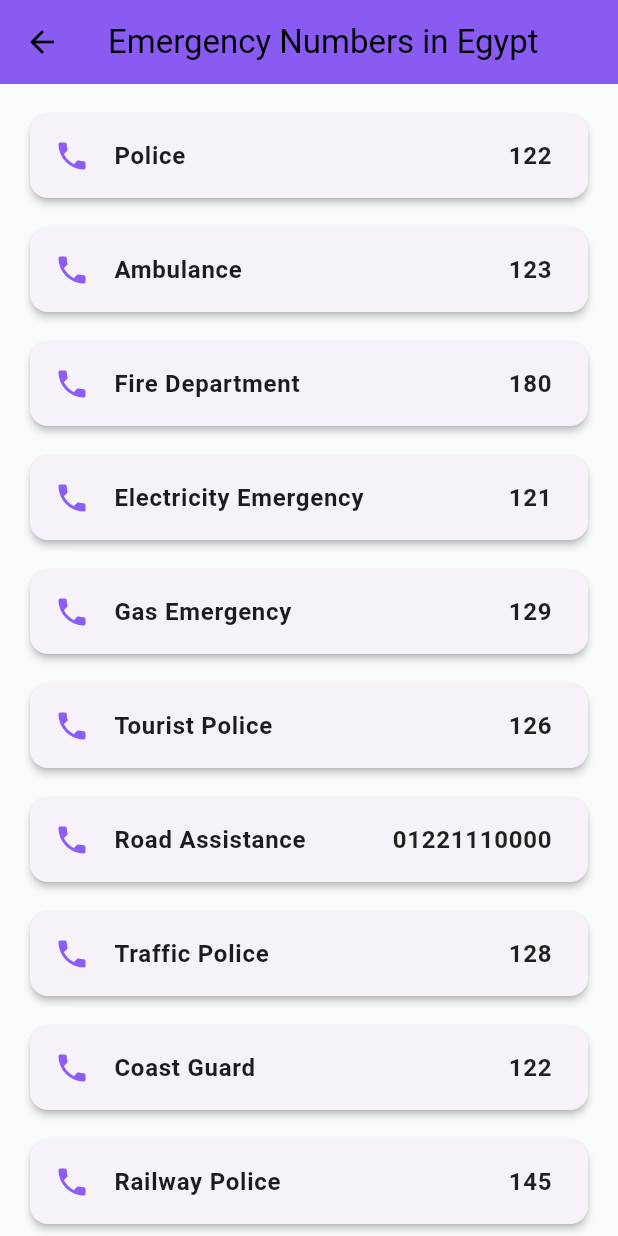
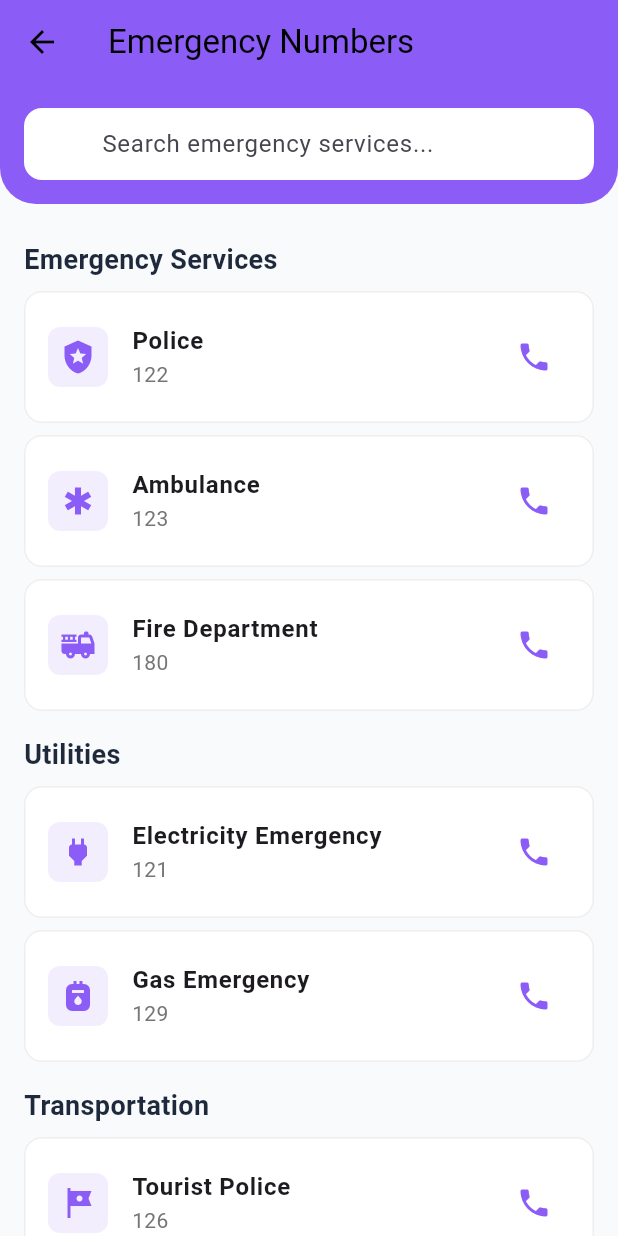
Before and after one commit to MohamedHossam2004/CivicLink, a Flutter app: the EmergencyNumbersPage screen opened directly, on a phone screen of 412 x 824 dp. Run offline on Flutter 3.47's test engine with Material 3 defaults, Android fonts, the phone set to English and light mode, and no system bars; our stand-ins replace cloud_firestore, file_picker, firebase_auth, firebase_core, firebase_messaging, firebase_storage and 7 more; missing offline and left inert: dart_openai; accounts and stored records are empty.

Commit message:
feat: refactor EmergencyNumbersPage to use stateful widget, add search functionality, and categorize emergency contacts for improved user experience

```diff
--- a/lib/screens/emergency/emergency_page.dart
+++ b/lib/screens/emergency/emergency_page.dart
@@ -1,29 +1,98 @@
 import 'package:flutter/material.dart';
 import 'package:url_launcher/url_launcher.dart';
 
-class EmergencyNumbersPage extends StatelessWidget {
+class EmergencyNumbersPage extends StatefulWidget {
   const EmergencyNumbersPage({super.key});
 
-  final List<Map<String, String>> emergencyContacts = const [
-    {'title': 'Police', 'number': '122'},
-    {'title': 'Ambulance', 'number': '123'},
-    {'title': 'Fire Department', 'number': '180'},
-    {'title': 'Electricity Emergency', 'number': '121'},
-    {'title': 'Gas Emergency', 'number': '129'},
-    {'title': 'Tourist Police', 'number': '126'},
-    {'title': 'Road Assistance', 'number': '01221110000'},
-    {'title': 'Traffic Police', 'number': '128'},
-    {'title': 'Coast Guard', 'number': '122'},
-    {'title': 'Railway Police', 'number': '145'},
+  @override
+  State<EmergencyNumbersPage> createState() => _EmergencyNumbersPageState();
+}
+
+class _EmergencyNumbersPageState extends State<EmergencyNumbersPage> {
+  final TextEditingController _searchController = TextEditingController();
+  String _searchQuery = '';
+
+  final List<Map<String, dynamic>> emergencyContacts = const [
+    {
+      'category': 'Emergency Services',
+      'contacts': [
+        {'title': 'Police', 'number': '122', 'icon': Icons.local_police},
+        {'title': 'Ambulance', 'number': '123', 'icon': Icons.emergency},
+        {'title': 'Fire Department', 'number': '180', 'icon': Icons.fire_truck},
+      ],
+    },
+    {
+      'category': 'Utilities',
+      'contacts': [
+        {
+          'title': 'Electricity Emergency',
+          'number': '121',
+          'icon': Icons.power
+        },
+        {'title': 'Gas Emergency', 'number': '129', 'icon': Icons.gas_meter},
+      ],
+    },
+    {
+      'category': 'Transportation',
+      'contacts': [
+        {'title': 'Tourist Police', 'number': '126', 'icon': Icons.tour},
+        {
+          'title': 'Road Assistance',
+          'number': '01221110000',
+          'icon': Icons.directions_car
+        },
+        {'title': 'Traffic Police', 'number': '128', 'icon': Icons.traffic},
+        {'title': 'Railway Police', 'number': '145', 'icon': Icons.train},
+      ],
+    },
+    {
+      'category': 'Other Services',
+      'contacts': [
+        {'title': 'Coast Guard', 'number': '122', 'icon': Icons.beach_access},
+      ],
+    },
   ];
+
+  List<Map<String, dynamic>> get filteredContacts {
+    if (_searchQuery.isEmpty) return emergencyContacts;
+
+    return emergencyContacts
+        .map((category) {
+          final filteredCategoryContacts = (category['contacts'] as List)
+              .where((contact) =>
+                  contact['title']
+                      .toString()
+                      .toLowerCase()
+                      .contains(_searchQuery.toLowerCase()) ||
+                  contact['number'].toString().contains(_searchQuery))
+              .toList();
+
+          return {
+            'category': category['category'],
+            'contacts': filteredCategoryContacts,
+          };
+        })
+        .where((category) => (category['contacts'] as List).isNotEmpty)
+        .toList();
+  }
 
   Future<void> _callNumber(String number) async {
     final uri = Uri(scheme: 'tel', path: number);
     if (await canLaunchUrl(uri)) {
       await launchUrl(uri);
     } else {
-      debugPrint('Could not launch $uri');
+      if (mounted) {
+        ScaffoldMessenger.of(context).showSnackBar(
+          const SnackBar(content: Text('Could not launch phone call')),
+        );
       }
+    }
+  }
+
+  @override
+  void dispose() {
+    _searchController.dispose();
+    super.dispose();
   }
 
   @override
@@ -31,33 +100,112 @@ class EmergencyNumbersPage extends StatelessWidget {
     return Scaffold(
       backgroundColor: const Color(0xFFF8FAFC),
       appBar: AppBar(
-        title: const Text('Emergency Numbers in Egypt'),
+        title: const Text('Emergency Numbers'),
         backgroundColor: const Color(0xFF8B5CF6),
+        elevation: 0,
       ),
-      body: ListView.separated(
+      body: Column(
+        children: [
+          Container(
             padding: const EdgeInsets.all(16),
-        itemCount: emergencyContacts.length,
-        separatorBuilder: (_, __) => const SizedBox(height: 12),
-        itemBuilder: (context, index) {
-          final item = emergencyContacts[index];
+            decoration: const BoxDecoration(
+              color: Color(0xFF8B5CF6),
+              borderRadius: BorderRadius.only(
+                bottomLeft: Radius.circular(24),
+                bottomRight: Radius.circular(24),
+              ),
+            ),
+            child: TextField(
+              controller: _searchController,
+              onChanged: (value) => setState(() => _searchQuery = value),
+              decoration: InputDecoration(
+                hintText: 'Search emergency services...',
+                prefixIcon: const Icon(Icons.search, color: Colors.white70),
+                filled: true,
+                fillColor: Colors.white,
+                border: OutlineInputBorder(
+                  borderRadius: BorderRadius.circular(12),
+                  borderSide: BorderSide.none,
+                ),
+                contentPadding: const EdgeInsets.symmetric(vertical: 0),
+              ),
+            ),
+          ),
+          Expanded(
+            child: ListView.builder(
+              padding: const EdgeInsets.all(16),
+              itemCount: filteredContacts.length,
+              itemBuilder: (context, categoryIndex) {
+                final category = filteredContacts[categoryIndex];
+                return Column(
+                  crossAxisAlignment: CrossAxisAlignment.start,
+                  children: [
+                    Padding(
+                      padding: const EdgeInsets.symmetric(vertical: 8),
+                      child: Text(
+                        category['category'],
+                        style: const TextStyle(
+                          fontSize: 18,
+                          fontWeight: FontWeight.bold,
+                          color: Color(0xFF1E293B),
+                        ),
+                      ),
+                    ),
+                    ...(category['contacts'] as List).map((contact) {
                       return Card(
-            elevation: 2,
+                        margin: const EdgeInsets.only(bottom: 8),
+                        elevation: 0,
+                        color: Colors.white,
                         shape: RoundedRectangleBorder(
                           borderRadius: BorderRadius.circular(12),
+                          side: BorderSide(color: Colors.grey.shade200),
                         ),
                         child: ListTile(
-              leading: const Icon(Icons.phone, color: Color(0xFF8B5CF6)),
-              title: Text(item['title'] ?? '',
-                  style: const TextStyle(fontWeight: FontWeight.bold)),
-              trailing: Text(item['number'] ?? '',
+                          contentPadding: const EdgeInsets.symmetric(
+                            horizontal: 16,
+                            vertical: 8,
+                          ),
+                          leading: Container(
+                            padding: const EdgeInsets.all(8),
+                            decoration: BoxDecoration(
+                              color: const Color(0xFF8B5CF6).withOpacity(0.1),
+                              borderRadius: BorderRadius.circular(8),
+                            ),
+                            child: Icon(
+                              contact['icon'],
+                              color: const Color(0xFF8B5CF6),
+                            ),
+                          ),
+                          title: Text(
+                            contact['title'],
                             style: const TextStyle(
+                              fontWeight: FontWeight.w600,
                               fontSize: 16,
-                      fontWeight: FontWeight.w600,
-                      color: Colors.black87)),
-              onTap: () => _callNumber(item['number'] ?? ''),
+                            ),
+                          ),
+                          subtitle: Text(
+                            contact['number'],
+                            style: TextStyle(
+                              color: Colors.grey.shade600,
+                              fontSize: 14,
+                            ),
+                          ),
+                          trailing: IconButton(
+                            icon: const Icon(
+                              Icons.phone,
+                              color: Color(0xFF8B5CF6),
+                            ),
+                            onPressed: () => _callNumber(contact['number']),
+                          ),
                         ),
                       );
+                    }).toList(),
+                  ],
+                );
               },
+            ),
+          ),
+        ],
       ),
     );
   }
```
Lines whose indentation alone changed are shown as unchanged.
